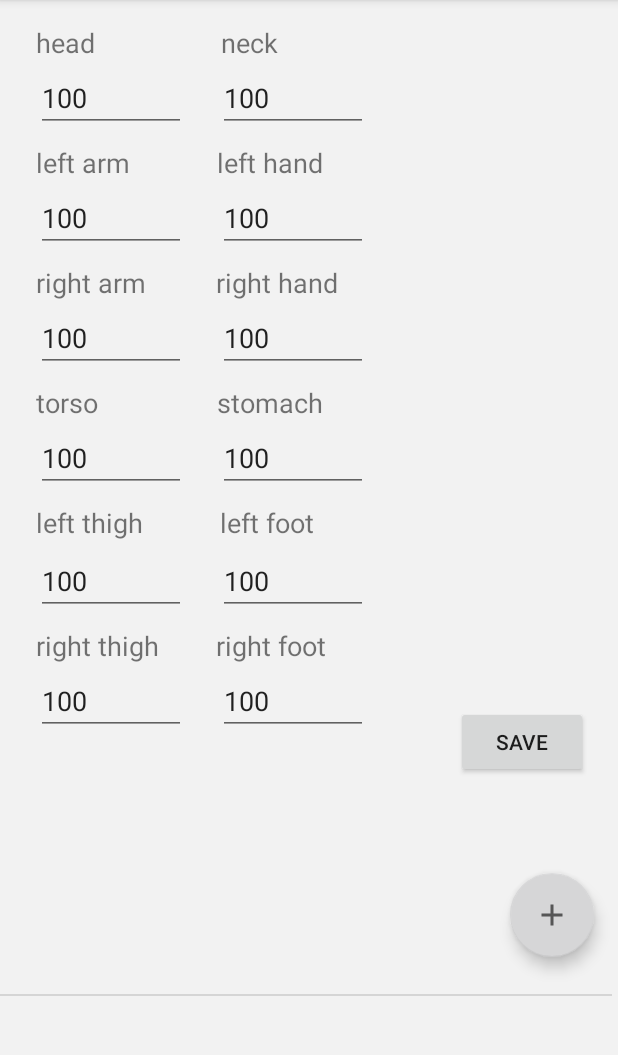
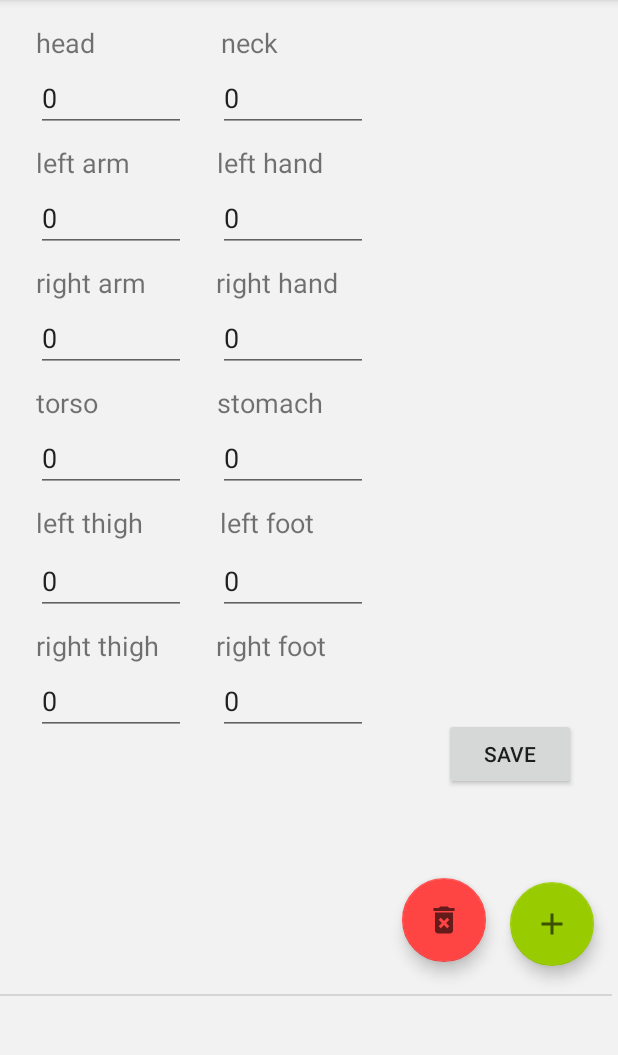
Before and after one commit to adamlew121/GMRoll, an Android app: the SettingsActivity screen opened directly, with no data from a screen before it, on a phone screen of 412 x 824 dp, the part 84-1139 px from its top. Run offline under Robolectric (Android 15) with nearby library versions, the phone set to English and light mode, and no system bars; our stand-ins replace CircleImageView, Room's generated code.

Commit message:
usuwanie userTheme, fix wyświetlania aktywnego userTheme

```diff
--- a/app/src/main/java/com/example/myfirstapp/Activity/HistoryActivity.java
+++ b/app/src/main/java/com/example/myfirstapp/Activity/HistoryActivity.java
@@ -24,7 +24,7 @@ public class HistoryActivity extends YouTubeBaseActivity {
         super.onCreate(savedInstanceState);
         setContentView(R.layout.activity_history);
 
-        View view  = findViewById(R.id.historyLayout);
+        View view = findViewById(R.id.historyLayout);
 
         view.setOnTouchListener(new OnSwipeTouchListener(this) {
             @Override
@@ -34,8 +34,8 @@ public class HistoryActivity extends YouTubeBaseActivity {
             }
         });
 
-        youTubePlayerView = (YouTubePlayerView)findViewById(R.id.youtubePlayer_view);
-        button = (Button)findViewById(R.id.buttonYoutube);
+        youTubePlayerView = (YouTubePlayerView) findViewById(R.id.youtubePlayer_view);
+        button = (Button) findViewById(R.id.buttonYoutube);
 
         onInitializedListener = new YouTubePlayer.OnInitializedListener() {
             @Override
--- a/app/src/main/java/com/example/myfirstapp/Activity/SettingsActivity.java
+++ b/app/src/main/java/com/example/myfirstapp/Activity/SettingsActivity.java
@@ -5,26 +5,18 @@ import android.os.Bundle;
 import android.view.View;
 import android.view.ViewGroup;
 import android.widget.EditText;
-import android.widget.FrameLayout;
-import android.widget.Spinner;
 import android.widget.Toast;
 
 import androidx.appcompat.app.AppCompatActivity;
-import androidx.lifecycle.Observer;
-import androidx.lifecycle.ViewModelProvider;
-import androidx.recyclerview.widget.LinearLayoutManager;
-import androidx.recyclerview.widget.RecyclerView;
 
 import com.example.myfirstapp.Entity.UserTheme;
 import com.example.myfirstapp.Entity.UserThemeViewModel;
+import com.example.myfirstapp.Fragment.UserThemeListFragment;
 import com.example.myfirstapp.Listener.OnSwipeTouchListener;
 import com.example.myfirstapp.R;
-import com.example.myfirstapp.UserThemeListAdapter;
-import com.example.myfirstapp.UserThemeListFragment;
 import com.google.android.material.floatingactionbutton.FloatingActionButton;
 
 import java.util.HashMap;
-import java.util.List;
 import java.util.Objects;
 
 public class SettingsActivity extends AppCompatActivity implements UserThemeListFragment.FragmentUserThemeListListener {
@@ -32,6 +24,7 @@ public class SettingsActivity extends AppCompatActivity implements UserThemeList
     public static int SUM = 0;
     public static HashMap<String, Integer> enteredData = new HashMap<>();
     public static String TITLE = "";
+    public static UserTheme selectedUserTheme;
 
     public static final int NEW_USER_THEME_ACTIVITY_REQUEST_CODE = 1;
     private UserThemeListFragment fragment;
@@ -61,23 +54,24 @@ public class SettingsActivity extends AppCompatActivity implements UserThemeList
         ViewGroup vg = findViewById(R.id.text_nodes_layout);
 
 
-        if (!enteredData.isEmpty()) {
-            for (int i = 0; i < vg.getChildCount(); i++) {
-                View v = vg.getChildAt(i);
-                if (v instanceof EditText) {
-                    int id = ((EditText)v).getId();
-                    String name = v.getResources().getResourceEntryName(id);
+//        if (!enteredData.isEmpty()) {
+//            for (int i = 0; i < vg.getChildCount(); i++) {
+//                View v = vg.getChildAt(i);
+//                if (v instanceof EditText) {
+//                    int id = ((EditText)v).getId();
+//                    String name = v.getResources().getResourceEntryName(id);
+//
+//                    if(enteredData.containsKey(name) && enteredData.get(name) != 0) {
+//                        ((EditText) v).setText(enteredData.get(name).toString());
+//                    }
+//
+//                }
+//            }
+//
+//
+//        }
 
-                    if(enteredData.containsKey(name) && enteredData.get(name) != 0) {
-                        ((EditText) v).setText(enteredData.get(name).toString());
-                    }
-
-                }
-            }
-
-        }
-
-        FloatingActionButton fab = findViewById(R.id.fab);
+        FloatingActionButton fab = findViewById(R.id.fab_new_userTheme);
         fab.setOnClickListener(new View.OnClickListener() {
             @Override
             public void onClick(View view) {
@@ -86,6 +80,8 @@ public class SettingsActivity extends AppCompatActivity implements UserThemeList
             }
         });
 
+        loadDataNull(findViewById(R.id.text_nodes_layout));
+
 
     }
 
@@ -93,8 +89,16 @@ public class SettingsActivity extends AppCompatActivity implements UserThemeList
         super.onActivityResult(requestCode, resultCode, data);
 
         if (requestCode == NEW_USER_THEME_ACTIVITY_REQUEST_CODE && resultCode == RESULT_OK) {
-            UserTheme userTheme = new UserTheme(Objects.requireNonNull(data.getStringExtra(NewUserThemeActivity.EXTRA_REPLY_TITLE)),(HashMap<String, Integer>) data.getSerializableExtra(NewUserThemeActivity.EXTRA_REPLY_HASHMAP));
-            fragment.mUserThemeViewModel.insert(userTheme);
+            UserTheme userTheme = new UserTheme(Objects.requireNonNull(data.getStringExtra(NewUserThemeActivity.EXTRA_REPLY_TITLE)), (HashMap<String, Integer>) data.getSerializableExtra(NewUserThemeActivity.EXTRA_REPLY_HASHMAP));
+            UserTheme dbTheme = fragment.mUserThemeViewModel.getUserThemeByTitle(userTheme.getTitle());
+            if (dbTheme != null) {
+                Toast.makeText(
+                        getApplicationContext(),
+                        R.string.duplicate_title,
+                        Toast.LENGTH_LONG).show();
+            } else {
+                fragment.mUserThemeViewModel.insert(userTheme);
+            }
         } else {
             Toast.makeText(
                     getApplicationContext(),
@@ -105,13 +109,14 @@ public class SettingsActivity extends AppCompatActivity implements UserThemeList
 
     @Override
     public void onThemeSelected(UserTheme userTheme) {
-        System.out.println("got message: " + userTheme.getTitle());
 
         ViewGroup vg = findViewById(R.id.text_nodes_layout);
 
         for (int i = 0; i < vg.getChildCount(); i++) {
             View v = vg.getChildAt(i);
             if (v instanceof EditText) {
+                ((EditText) v).setFocusableInTouchMode(true);
+                ((EditText) v).setFocusable(true);
                 int id = ((EditText) v).getId();
                 String name = v.getResources().getResourceEntryName(id);
 
@@ -120,14 +125,31 @@ public class SettingsActivity extends AppCompatActivity implements UserThemeList
                     ((EditText) v).setText(String.valueOf(userThemeHashMap.get(name)));
                 }
                 TITLE = userTheme.getTitle();
-
+                selectedUserTheme = userTheme;
 
 
             }
         }
     }
 
-    /** Called when the user taps the Send button */
+
+    public void deleteSelectedUserTheme(View view) {
+        if (selectedUserTheme.getTitle().equals(UserThemeViewModel.DEFAULT_USERTHEME_TITLE)) {
+            Toast.makeText(
+                    getApplicationContext(),
+                    R.string.default_not_deleted,
+                    Toast.LENGTH_LONG).show();
+        } else {
+            fragment.mUserThemeViewModel.delete(selectedUserTheme);
+            loadDataNull(findViewById(R.id.text_nodes_layout));
+        }
+
+
+    }
+
+    /**
+     * Called when the user taps the Send button
+     */
     public void saveEnteredData(View view) {
 
         SUM = 0;
@@ -137,7 +159,9 @@ public class SettingsActivity extends AppCompatActivity implements UserThemeList
         for (int i = 0; i < vg.getChildCount(); i++) {
             View v = vg.getChildAt(i);
             if (v instanceof EditText) {
-                int id = ((EditText)v).getId();
+                ((EditText) v).setFocusableInTouchMode(true);
+                ((EditText) v).setFocusable(true);
+                int id = ((EditText) v).getId();
                 String name = v.getResources().getResourceEntryName(id);
 
                 int value = 0;
@@ -164,7 +188,9 @@ public class SettingsActivity extends AppCompatActivity implements UserThemeList
         for (int i = 0; i < vg.getChildCount(); i++) {
             View v = vg.getChildAt(i);
             if (v instanceof EditText) {
-                int id = ((EditText)v).getId();
+                ((EditText) v).setFocusableInTouchMode(true);
+                ((EditText) v).setFocusable(true);
+                int id = ((EditText) v).getId();
                 String name = v.getResources().getResourceEntryName(id);
 
                 enteredData.put(name, 100);
@@ -173,5 +199,21 @@ public class SettingsActivity extends AppCompatActivity implements UserThemeList
         }
     }
 
+    public static void loadDataNull(View view) {
+        SUM = 0;
+        enteredData = new HashMap<>();
+        selectedUserTheme = null;
+
+        ViewGroup vg = view.findViewById(R.id.text_nodes_layout);
+        for (int i = 0; i < vg.getChildCount(); i++) {
+            View v = vg.getChildAt(i);
+            if (v instanceof EditText) {
+                ((EditText) v).setText("0");
+                ((EditText) v).setFocusable(false);
+                ((EditText) v).setFocusableInTouchMode(false);
+            }
+        }
+    }
+
 
 }
--- a/app/src/main/java/com/example/myfirstapp/Entity/UserTheme.java
+++ b/app/src/main/java/com/example/myfirstapp/Entity/UserTheme.java
@@ -1,14 +1,10 @@
 package com.example.myfirstapp.Entity;
 
 import androidx.annotation.NonNull;
-import androidx.annotation.Nullable;
 import androidx.room.ColumnInfo;
 import androidx.room.Entity;
 import androidx.room.Ignore;
 import androidx.room.PrimaryKey;
-
-import com.example.myfirstapp.Activity.SettingsActivity;
-import com.example.myfirstapp.R;
 
 import java.util.HashMap;
 import java.util.Iterator;
--- a/app/src/main/java/com/example/myfirstapp/Entity/UserThemeDao.java
+++ b/app/src/main/java/com/example/myfirstapp/Entity/UserThemeDao.java
@@ -2,6 +2,7 @@ package com.example.myfirstapp.Entity;
 
 import androidx.lifecycle.LiveData;
 import androidx.room.Dao;
+import androidx.room.Delete;
 import androidx.room.Insert;
 import androidx.room.OnConflictStrategy;
 import androidx.room.Query;
@@ -11,7 +12,7 @@ import java.util.List;
 @Dao
 public interface UserThemeDao {
 
-    @Insert(onConflict = OnConflictStrategy.REPLACE)
+    @Insert(onConflict = OnConflictStrategy.IGNORE)
     void insert(UserTheme userTheme);
 
     @Query("DELETE FROM userTheme_table")
@@ -20,4 +21,11 @@ public interface UserThemeDao {
     @Query("SELECT * from userTheme_table ORDER BY title ASC")
     LiveData<List<UserTheme>> getAlphabetizedUserThemes();
 
+    @Delete
+    void delete(UserTheme userTheme);
+
+    @Query("SELECT * FROM userTheme_table WHERE title = :title")
+    UserTheme getUserThemeByTitle(String title);
+
+
 }
--- a/app/src/main/java/com/example/myfirstapp/Entity/UserThemeRoomDatabase.java
+++ b/app/src/main/java/com/example/myfirstapp/Entity/UserThemeRoomDatabase.java
@@ -14,7 +14,7 @@ import java.util.concurrent.Executors;
 @Database(entities = {UserTheme.class}, version = 1, exportSchema = false)
 public abstract class UserThemeRoomDatabase extends RoomDatabase {
 
-    public abstract  UserThemeDao userThemeDao();
+    public abstract UserThemeDao userThemeDao();
 
     private static volatile UserThemeRoomDatabase INSTANCE;
     private static final int NUMBER_OF_THREADS = 4;
@@ -27,6 +27,7 @@ public abstract class UserThemeRoomDatabase extends RoomDatabase {
                 if (INSTANCE == null) {
                     INSTANCE = Room.databaseBuilder(context.getApplicationContext(),
                             UserThemeRoomDatabase.class, "userTheme_database")
+                            .allowMainThreadQueries()
                             .addCallback(sRoomDatabaseCallback)
                             .build();
                 }
--- a/app/src/main/java/com/example/myfirstapp/PlayerConfig.java
+++ b/app/src/main/java/com/example/myfirstapp/PlayerConfig.java
@@ -2,10 +2,10 @@ package com.example.myfirstapp;
 
 public class PlayerConfig {
 
-    PlayerConfig(){}
+    PlayerConfig() {
+    }
 
     public static final String API_KEY = "AIzaSyCJ1UXWtLnEwkNF-aShtKSMGhWacx18YVU";
 
 
-
 }
--- a/app/src/main/java/com/example/myfirstapp/UserThemeListInterface.java
+++ b/app/src/main/java/com/example/myfirstapp/UserThemeListInterface.java
@@ -3,5 +3,5 @@ package com.example.myfirstapp;
 import com.example.myfirstapp.Entity.UserTheme;
 
 public interface UserThemeListInterface {
-    void onThemeSelected(UserTheme userTheme);
+    void onThemeSelected(UserTheme userTheme, boolean isSelected);
 }
--- /dev/null
+++ b/app/src/main/res/drawable/ic_baseline_delete_forever_24.xml
@@ -0,0 +1,10 @@
+<vector xmlns:android="http://schemas.android.com/apk/res/android"
+    android:width="24dp"
+    android:height="24dp"
+    android:viewportWidth="24"
+    android:viewportHeight="24"
+    android:tint="?attr/colorControlNormal">
+  <path
+      android:fillColor="@android:color/white"
+      android:pathData="M6,19c0,1.1 0.9,2 2,2h8c1.1,0 2,-0.9 2,-2L18,7L6,7v12zM8.46,11.88l1.41,-1.41L12,12.59l2.12,-2.12 1.41,1.41L13.41,14l2.12,2.12 -1.41,1.41L12,15.41l-2.12,2.12 -1.41,-1.41L10.59,14l-2.13,-2.12zM15.5,4l-1,-1h-5l-1,1L5,4v2h14L19,4z"/>
+</vector>
--- a/app/src/main/res/layout/activity_settings.xml
+++ b/app/src/main/res/layout/activity_settings.xml
@@ -13,23 +13,23 @@
         android:id="@+id/button"
         android:layout_width="wrap_content"
         android:layout_height="wrap_content"
-        android:layout_marginEnd="20dp"
-        android:layout_marginBottom="144dp"
+        android:layout_marginEnd="28dp"
+        android:layout_marginBottom="136dp"
         android:onClick="saveEnteredData"
         android:text="@string/button_send"
         app:layout_constraintBottom_toTopOf="@+id/divider"
         app:layout_constraintEnd_toEndOf="parent" />
 
     <com.google.android.material.floatingactionbutton.FloatingActionButton
-        android:id="@+id/fab"
+        android:id="@+id/fab_new_userTheme"
         android:layout_width="wrap_content"
         android:layout_height="wrap_content"
         android:layout_margin="16dp"
         android:layout_marginEnd="20dp"
-        android:layout_marginRight="20dp"
         android:layout_marginBottom="16dp"
         android:contentDescription="@string/add_userTheme"
         android:src="@drawable/ic_baseline_add_24"
+        app:backgroundTint="@android:color/holo_green_light"
         app:layout_constraintBottom_toBottomOf="parent"
         app:layout_constraintEnd_toEndOf="parent"
         app:layout_constraintTop_toBottomOf="@+id/button"
@@ -396,6 +396,20 @@
         app:layout_constraintHorizontal_bias="0.0"
         app:layout_constraintStart_toStartOf="parent" />
 
+    <com.google.android.material.floatingactionbutton.FloatingActionButton
+        android:id="@+id/fab_delete_userTheme"
+        android:layout_width="wrap_content"
+        android:layout_height="wrap_content"
+        android:layout_margin="16dp"
+        android:layout_marginEnd="16dp"
+        android:contentDescription="@string/add_userTheme"
+        android:onClick="deleteSelectedUserTheme"
+        android:src="@drawable/ic_baseline_delete_forever_24"
+        app:backgroundTint="@android:color/holo_red_light"
+        app:layout_constraintBottom_toBottomOf="@+id/divider"
+        app:layout_constraintEnd_toStartOf="@+id/fab_new_userTheme"
+        app:layout_constraintTop_toBottomOf="@+id/button"
+        app:layout_constraintVertical_bias="0.864" />
 
 
 </androidx.constraintlayout.widget.ConstraintLayout>
--- a/app/src/main/res/layout/fragment_user_theme_list.xml
+++ b/app/src/main/res/layout/fragment_user_theme_list.xml
@@ -7,7 +7,7 @@
     xmlns:tools="http://schemas.android.com/tools"
     android:layout_width="match_parent"
     android:layout_height="match_parent"
-    tools:context=".UserThemeListFragment"
+    tools:context=".Fragment.UserThemeListFragment"
     android:id="@+id/recyclerview"
     android:orientation="horizontal"
     app:layout_constraintBottom_toBottomOf="parent"
--- a/app/src/main/res/values/strings.xml
+++ b/app/src/main/res/values/strings.xml
@@ -27,6 +27,8 @@
     <string name="hint_userTheme">Title&#8230;</string>
     <string name="button_save">Save</string>
     <string name="empty_not_saved">Theme not saved because it is empty.</string>
+    <string name="default_not_deleted">You cannot delete default theme.</string>
+    <string name="duplicate_title">Theme with given name already exists.</string>
     <!-- TODO: Remove or change this placeholder text -->
     <string name="hello_blank_fragment">Hello blank fragment</string>
 </resources>
```
Also changed, not shown: app/src/main/java/com/example/myfirstapp/Activity/MainActivity.java (+9 -8 lines), app/src/main/java/com/example/myfirstapp/Activity/NewUserThemeActivity.java (+4 -4 lines), app/src/main/java/com/example/myfirstapp/Entity/UserThemeRepository.java (+10 -1 lines), app/src/main/java/com/example/myfirstapp/Entity/UserThemeViewModel.java (+11 -1 lines), app/src/main/java/com/example/myfirstapp/Fragment/UserThemeListFragment.java (renamed from app/src/main/java/com/example/myfirstapp/UserThemeListFragment.java, +22 -8 lines), app/src/main/java/com/example/myfirstapp/UserThemeListAdapter.java (+28 -14 lines).
